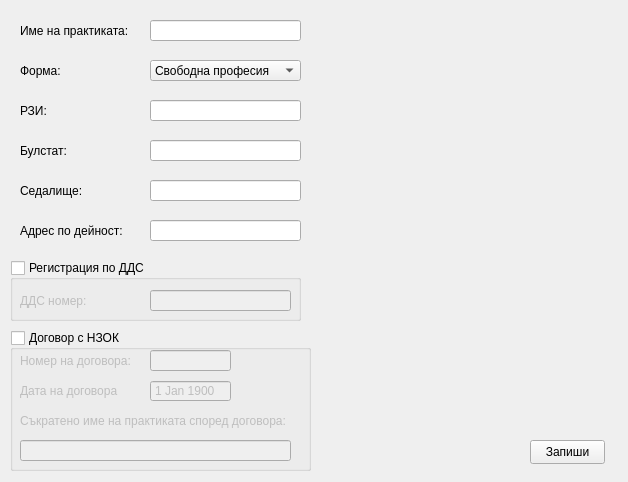
Old version of the form src/View/SettingsDialog/PracticeSettings/PracticeSettings.ui in the repository thefinalcutbg/DinoDent.
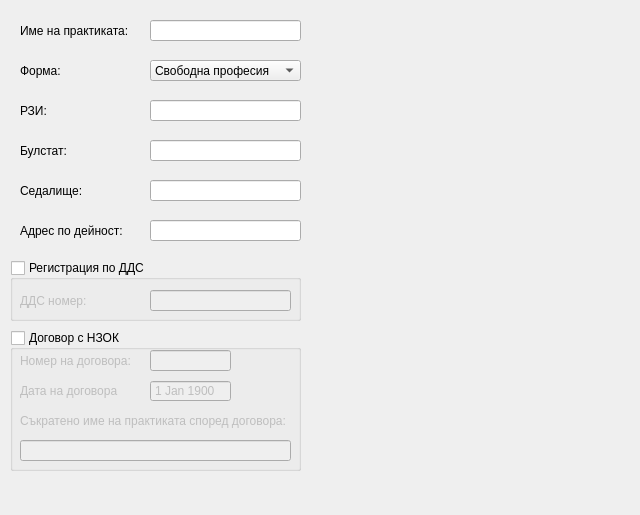
New version of the form. Custom widgets are drawn as their Qt base class.

Commit message: SettingsDialog unified buttonds

What changed in the file:
```diff
--- a/src/View/SettingsDialog/PracticeSettings/PracticeSettings.ui
+++ b/src/View/SettingsDialog/PracticeSettings/PracticeSettings.ui
@@ -6,8 +6,8 @@
    <rect>
     <x>0</x>
     <y>0</y>
-    <width>628</width>
-    <height>482</height>
+    <width>640</width>
+    <height>515</height>
    </rect>
   </property>
   <property name="windowTitle">
@@ -173,7 +173,7 @@
     <rect>
      <x>10</x>
      <y>330</y>
-     <width>301</width>
+     <width>291</width>
      <height>141</height>
     </rect>
    </property>
@@ -341,17 +341,20 @@
     <string>Форма:</string>
    </property>
   </widget>
-  <widget class="QPushButton" name="applyButton">
+  <widget class="QLabel" name="errorLabel">
    <property name="geometry">
     <rect>
-     <x>530</x>
-     <y>440</y>
-     <width>75</width>
-     <height>24</height>
+     <x>10</x>
+     <y>480</y>
+     <width>391</width>
+     <height>21</height>
     </rect>
    </property>
+   <property name="styleSheet">
+    <string notr="true">color : red;</string>
+   </property>
    <property name="text">
-    <string>Запиши</string>
+    <string/>
    </property>
   </widget>
  </widget>
```
Left out of the diff: 12 changed lines with no effect on the pictures. The commit also changes 51 other files.
